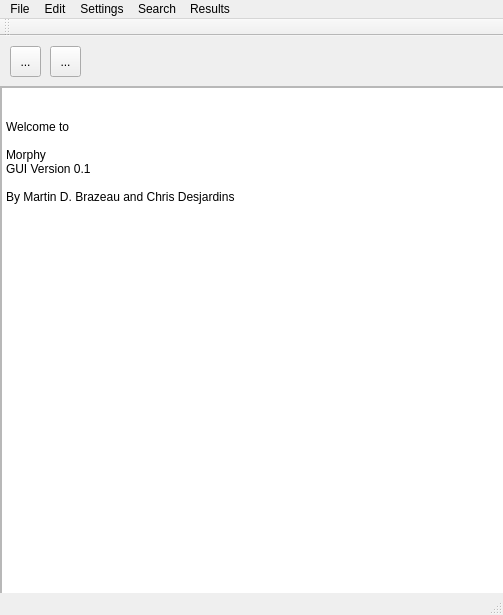
mbrazeau/MorphyWeb, file gui/Morphy/mainwindow.ui: the form before one commit.
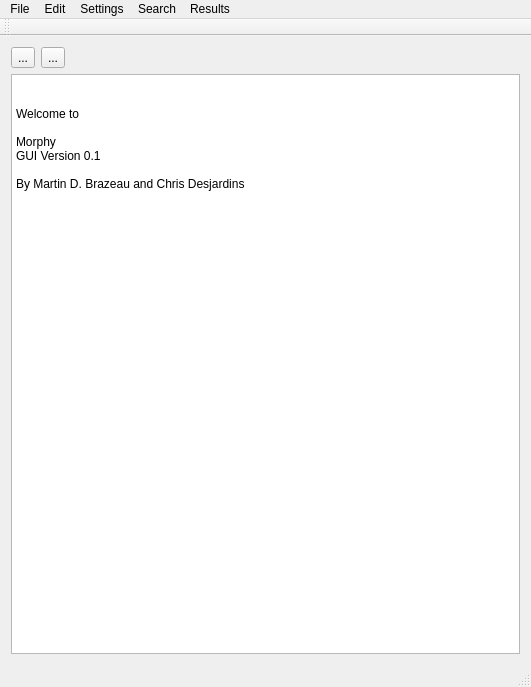
The form after the commit.

Commit message: changes to layouts, nicer look

Patch:
```diff
--- a/gui/Morphy/mainwindow.ui
+++ b/gui/Morphy/mainwindow.ui
@@ -6,44 +6,31 @@
    <rect>
     <x>0</x>
     <y>0</y>
-    <width>503</width>
-    <height>615</height>
+    <width>531</width>
+    <height>687</height>
    </rect>
   </property>
   <property name="windowTitle">
    <string>- Morphy -</string>
   </property>
   <widget class="QWidget" name="centralWidget">
-   <widget class="QScrollArea" name="scrollArea">
-    <property name="geometry">
-     <rect>
-      <x>0</x>
-      <y>50</y>
-      <width>521</width>
-      <height>531</height>
-     </rect>
-    </property>
-    <property name="widgetResizable">
-     <bool>true</bool>
-    </property>
-    <widget class="QWidget" name="scrollAreaWidgetContents">
-     <property name="geometry">
-      <rect>
-       <x>0</x>
-       <y>0</y>
-       <width>519</width>
-       <height>529</height>
-      </rect>
-     </property>
+   <layout class="QGridLayout" name="gridLayout">
+    <item row="0" column="0">
+     <widget class="QToolButton" name="toolButton">
+      <property name="text">
+       <string>...</string>
+      </property>
+     </widget>
+    </item>
+    <item row="0" column="1">
+     <widget class="QToolButton" name="toolButton_2">
+      <property name="text">
+       <string>...</string>
+      </property>
+     </widget>
+    </item>
+    <item row="1" column="0" colspan="3">
      <widget class="QPlainTextEdit" name="mwTextDisplay">
-      <property name="geometry">
-       <rect>
-        <x>0</x>
-        <y>0</y>
-        <width>521</width>
-        <height>531</height>
-       </rect>
-      </property>
       <property name="readOnly">
        <bool>true</bool>
       </property>
@@ -61,46 +48,15 @@
        <number>0</number>
       </property>
      </widget>
-    </widget>
-   </widget>
-   <widget class="QToolButton" name="toolButton">
-    <property name="geometry">
-     <rect>
-      <x>10</x>
-      <y>10</y>
-      <width>31</width>
-      <height>31</height>
-     </rect>
-    </property>
-    <property name="text">
-     <string>...</string>
-    </property>
-   </widget>
-   <widget class="QToolButton" name="toolButton_2">
-    <property name="geometry">
-     <rect>
-      <x>50</x>
-      <y>10</y>
-      <width>31</width>
-      <height>31</height>
-     </rect>
-    </property>
-    <property name="text">
-     <string>...</string>
-    </property>
-   </widget>
-   <zorder>scrollArea</zorder>
-   <zorder>toolButton</zorder>
-   <zorder>toolButton_2</zorder>
-   <zorder>mwTextDisplay</zorder>
-   <zorder>mwTextDisplay</zorder>
+    </item>
+   </layout>
   </widget>
   <widget class="QMenuBar" name="menuBar">
    <property name="geometry">
     <rect>
      <x>0</x>
      <y>0</y>
-     <width>503</width>
+     <width>531</width>
      <height>22</height>
     </rect>
    </property>
```
The commit also changes 3 other files.
